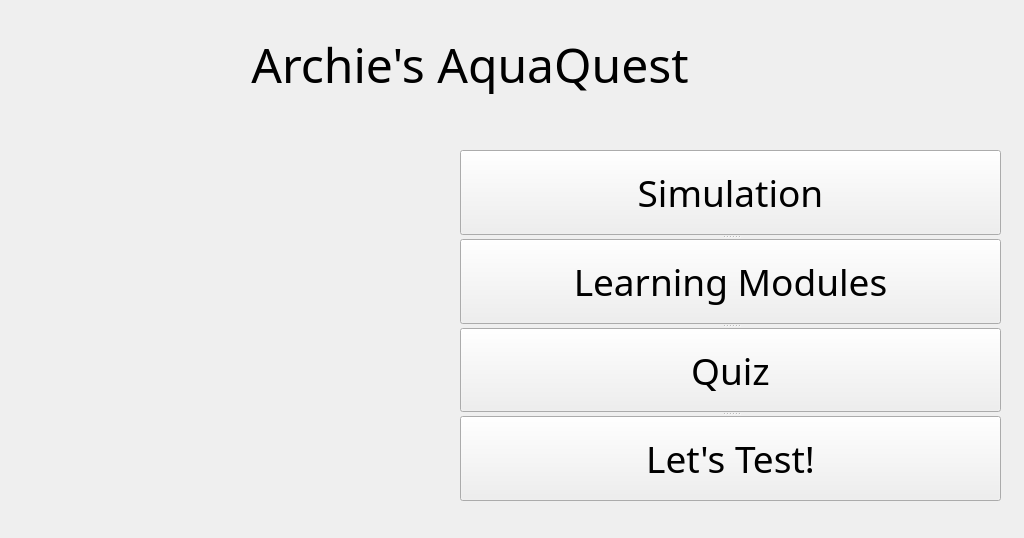
Old version of the form QtDesignerFiles/home.ui in the repository hayrayl/AquaQuestSoftware.
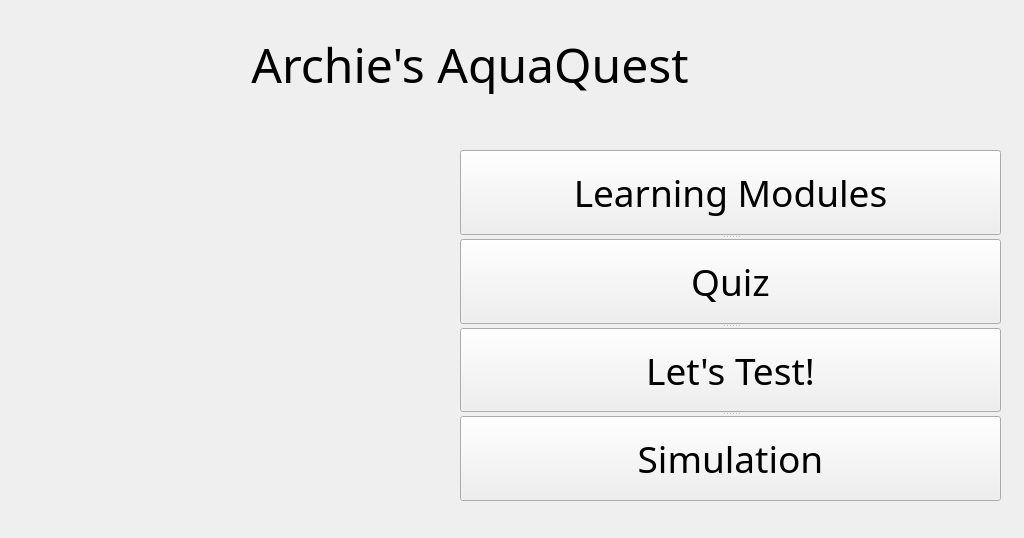
New version of the form.

Commit message: reordered home screen

```diff
--- a/QtDesignerFiles/home.ui
+++ b/QtDesignerFiles/home.ui
@@ -25,31 +25,6 @@
    <property name="orientation">
     <enum>Qt::Vertical</enum>
    </property>
-   <widget class="QPushButton" name="pushButton_H_Simulation">
-    <property name="font">
-     <font>
-      <family>Cooper Black</family>
-      <pointsize>28</pointsize>
-      <weight>50</weight>
-      <bold>false</bold>
-     </font>
-    </property>
-    <property name="layoutDirection">
-     <enum>Qt::LeftToRight</enum>
-    </property>
-    <property name="text">
-     <string>Simulation</string>
-    </property>
-    <property name="iconSize">
-     <size>
-      <width>16</width>
-      <height>16</height>
-     </size>
-    </property>
-    <property name="autoDefault">
-     <bool>false</bool>
-    </property>
-   </widget>
    <widget class="QPushButton" name="pushButton_H_Learn">
     <property name="font">
      <font>
@@ -125,6 +100,31 @@
      <bool>false</bool>
     </property>
    </widget>
+   <widget class="QPushButton" name="pushButton_H_Simulation">
+    <property name="font">
+     <font>
+      <family>Cooper Black</family>
+      <pointsize>28</pointsize>
+      <weight>50</weight>
+      <bold>false</bold>
+     </font>
+    </property>
+    <property name="layoutDirection">
+     <enum>Qt::LeftToRight</enum>
+    </property>
+    <property name="text">
+     <string>Simulation</string>
+    </property>
+    <property name="iconSize">
+     <size>
+      <width>16</width>
+      <height>16</height>
+     </size>
+    </property>
+    <property name="autoDefault">
+     <bool>false</bool>
+    </property>
+   </widget>
   </widget>
   <widget class="QLabel" name="label_H_main">
    <property name="geometry">
```
The commit also changes 5 other files.
